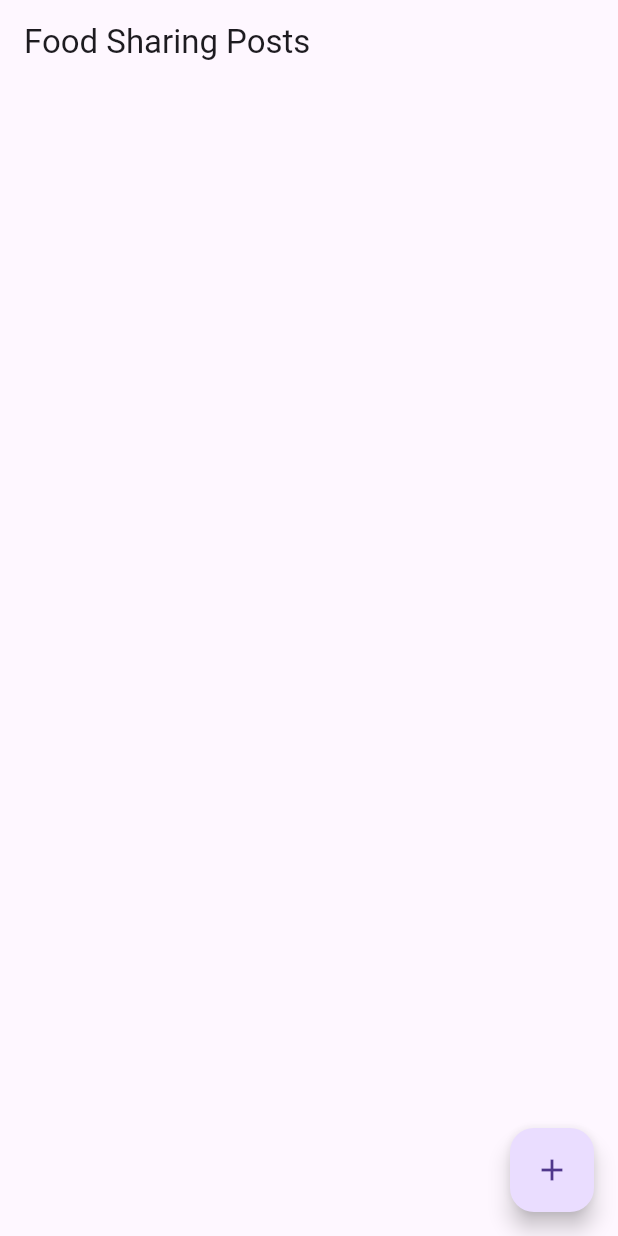
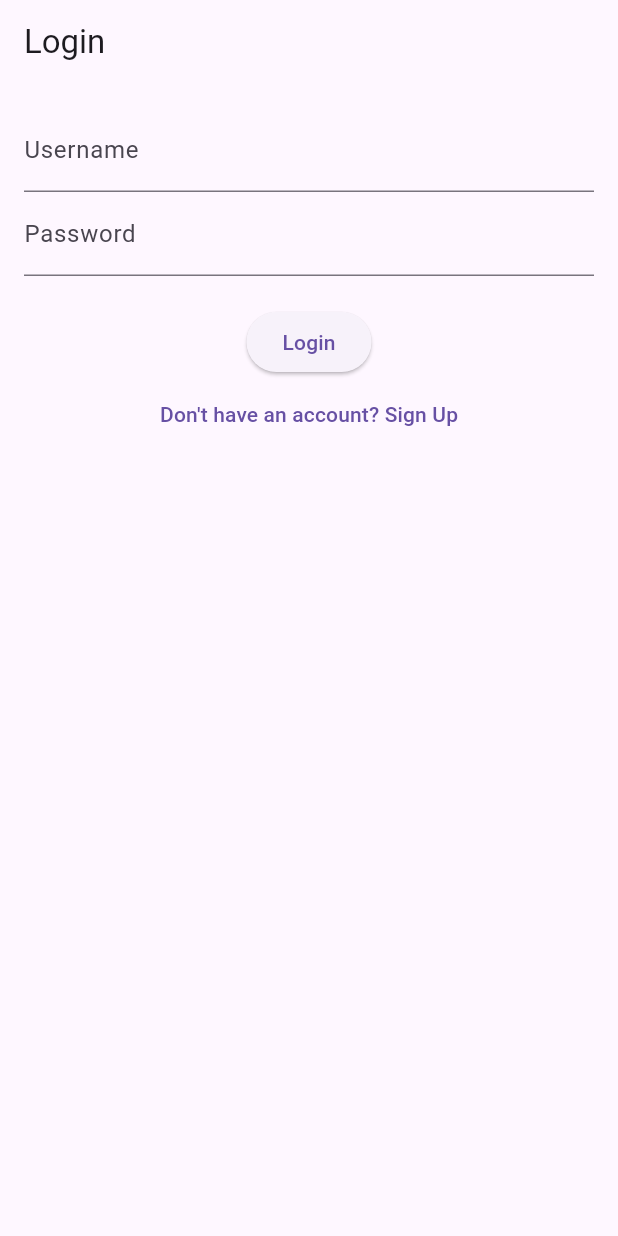
Before and after one commit to SirNazrin/food_charity_XYZ, a Flutter app: the screen it shows after launch, on a phone screen of 412 x 824 dp. Run offline on Flutter 3.47's test engine with Material 3 defaults, Android fonts, the phone set to English and light mode, and no system bars.

Commit message:
update log in and sign up

```diff
--- a/lib/home_page.dart
+++ b/lib/home_page.dart
@@ -1,8 +1,11 @@
 import 'package:flutter/material.dart';
 import 'add_post_page.dart';
+import 'login_page.dart';
 
 class HomePage extends StatefulWidget {
-  const HomePage({super.key});
+  final String username;
+
+  HomePage({required this.username});
 
   @override
   _HomePageState createState() => _HomePageState();
@@ -15,7 +18,10 @@ class _HomePageState extends State<HomePage> {
     final updatedPost = await Navigator.push(
       context,
       MaterialPageRoute(
-        builder: (context) => AddPostPage(post: post),
+        builder: (context) => AddPostPage(
+          post: post,
+          username: widget.username,
+        ),
       ),
     );
 
@@ -36,32 +42,50 @@ class _HomePageState extends State<HomePage> {
     });
   }
 
+  void _logout() {
+    Navigator.pushReplacement(
+      context,
+      MaterialPageRoute(builder: (context) => LoginPage()),
+    );
+  }
+
   @override
   Widget build(BuildContext context) {
     return Scaffold(
       appBar: AppBar(
-        title: const Text('Food Sharing Posts'),
+        title: Text('Food Sharing Posts'),
+        actions: [
+          IconButton(
+            icon: Icon(Icons.logout),
+            onPressed: _logout,
+          ),
+        ],
       ),
       body: ListView.builder(
         itemCount: posts.length,
         itemBuilder: (context, index) {
+          final post = posts[index];
+          final isPostOwner = post['username'] == widget.username;
+
           return Card(
             child: ListTile(
-              title: Text(posts[index]['title'] ?? ''),
-              subtitle: Text(posts[index]['description'] ?? ''),
-              trailing: Row(
+              title: Text(post['title'] ?? ''),
+              subtitle: Text("${post['description']} \nBy: ${post['username']}"),
+              trailing: isPostOwner
+                  ? Row(
                       mainAxisSize: MainAxisSize.min,
                       children: [
                         IconButton(
-                    icon: const Icon(Icons.edit, color: Colors.blue),
-                    onPressed: () => _navigateToAddPostPage(post: posts[index], index: index),
+                          icon: Icon(Icons.edit, color: Colors.blue),
+                          onPressed: () => _navigateToAddPostPage(post: post, index: index),
                         ),
                         IconButton(
-                    icon: const Icon(Icons.delete, color: Colors.red),
+                          icon: Icon(Icons.delete, color: Colors.red),
                           onPressed: () => _deletePost(index),
                         ),
                       ],
-              ),
+                    )
+                  : null,
             ),
           );
         },
@@ -69,7 +93,7 @@ class _HomePageState extends State<HomePage> {
       floatingActionButton: FloatingActionButton(
         onPressed: () => _navigateToAddPostPage(),
         tooltip: 'Add Post',
-        child: const Icon(Icons.add),
+        child: Icon(Icons.add),
       ),
     );
   }
--- /dev/null
+++ b/lib/login_page.dart
@@ -0,0 +1,95 @@
+import 'package:flutter/material.dart';
+import 'home_page.dart';
+import 'signup_page.dart';
+
+class LoginPage extends StatefulWidget {
+  @override
+  _LoginPageState createState() => _LoginPageState();
+}
+
+class _LoginPageState extends State<LoginPage> {
+  final TextEditingController _usernameController = TextEditingController();
+  final TextEditingController _passwordController = TextEditingController();
+
+  String? _registeredUsername;
+  String? _registeredPassword;
+  String? _errorMessage;
+
+  void _login() {
+    final username = _usernameController.text;
+    final password = _passwordController.text;
+
+    if (username == _registeredUsername && password == _registeredPassword) {
+      Navigator.pushReplacement(
+        context,
+        MaterialPageRoute(builder: (context) => HomePage(username: username)),
+      );
+    } else {
+      setState(() {
+        _errorMessage = 'Invalid username or password';
+      });
+    }
+  }
+
+  void _navigateToSignUpPage() {
+    Navigator.push(
+      context,
+      MaterialPageRoute(
+        builder: (context) => SignUpPage(
+          onSignUp: (username, password) {
+            setState(() {
+              _registeredUsername = username;
+              _registeredPassword = password;
+              _errorMessage = null;
+            });
+            Navigator.pushReplacement(
+              context,
+              MaterialPageRoute(builder: (context) => HomePage(username: username)),
+            );
+          },
+        ),
+      ),
+    );
+  }
+
+  @override
+  Widget build(BuildContext context) {
+    return Scaffold(
+      appBar: AppBar(
+        title: Text('Login'),
+      ),
+      body: Padding(
+        padding: const EdgeInsets.all(16.0),
+        child: Column(
+          children: [
+            TextField(
+              controller: _usernameController,
+              decoration: InputDecoration(labelText: 'Username'),
+            ),
+            TextField(
+              controller: _passwordController,
+              decoration: InputDecoration(labelText: 'Password'),
+              obscureText: true,
+            ),
+            if (_errorMessage != null) ...[
+              SizedBox(height: 10),
+              Text(
+                _errorMessage!,
+                style: TextStyle(color: Colors.red),
+              ),
+            ],
+            SizedBox(height: 20),
+            ElevatedButton(
+              onPressed: _login,
+              child: Text('Login'),
+            ),
+            TextButton(
+              onPressed: _navigateToSignUpPage,
+              child: Text("Don't have an account? Sign Up"),
+            ),
+          ],
+        ),
+      ),
+    );
+  }
+}
--- a/lib/main.dart
+++ b/lib/main.dart
@@ -1,21 +1,19 @@
 import 'package:flutter/material.dart';
-import 'home_page.dart';
+import 'login_page.dart';
 
 void main() {
   runApp(MyApp());
 }
 
 class MyApp extends StatelessWidget {
-  const MyApp({super.key});
-
   @override
   Widget build(BuildContext context) {
     return MaterialApp(
       title: 'Food Charity App',
       theme: ThemeData(
-        primarySwatch: Colors.blue,
+        primarySwatch: Colors.red,
       ),
-      home: HomePage(),
+      home: LoginPage(),
     );
   }
 }
```
Also changed, not shown: lib/add_post_page.dart (+14 -8 lines), lib/signup_page.dart (added, +75 -0 lines). Lines whose indentation alone changed are shown as unchanged.
